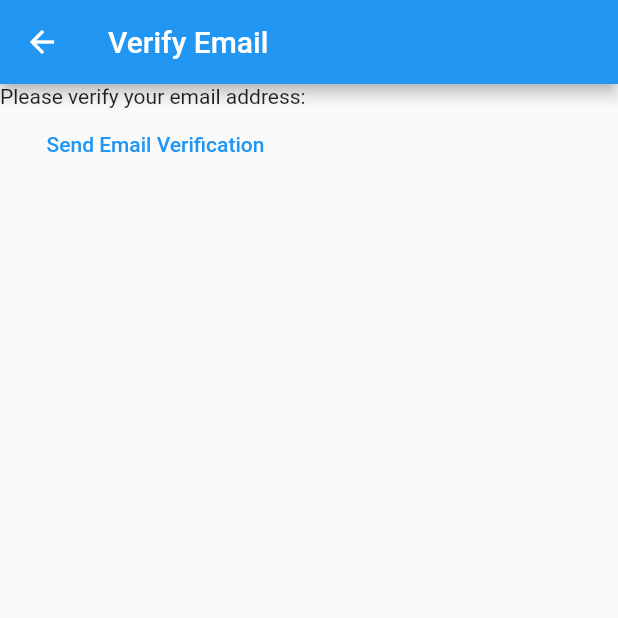
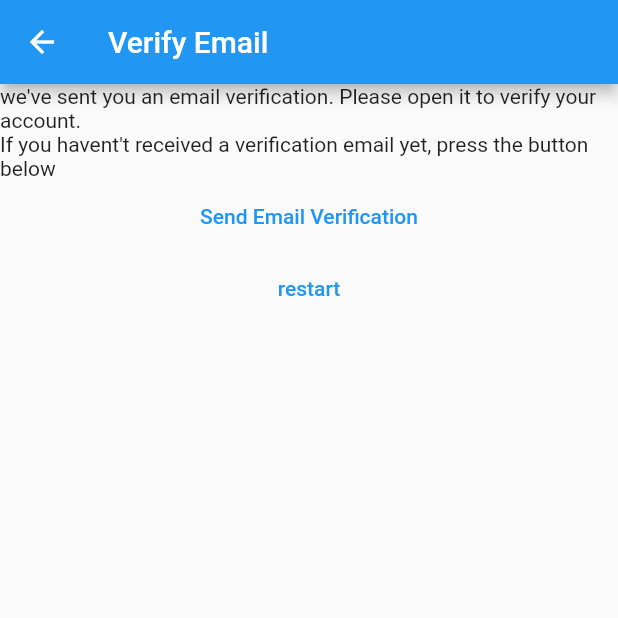
Before and after one commit to Vignesh-2811/surfernotes, a Flutter app: the VerifyEmailView screen opened directly, on a phone screen of 412 x 824 dp, the top half of it. Run offline on Flutter 3.47's test engine with Material 2 defaults, Android fonts, the light colour scheme and no system bars; our stand-ins replace firebase_auth, firebase_core; accounts and stored records are empty.

Commit message:
Bug Fixes

```diff
--- /dev/null
+++ b/lib/constants/routes.dart
@@ -0,0 +1,4 @@
+const loginRoute = '/login/';
+const registerRoute = '/register/';
+const notesRoute = '/notes/';
+const verifyEmailRoute = '/verify-email/';
--- a/lib/main.dart
+++ b/lib/main.dart
@@ -1,6 +1,7 @@
 import 'package:firebase_auth/firebase_auth.dart';
 import 'package:firebase_core/firebase_core.dart';
 import 'package:flutter/material.dart';
+import 'package:surfernotes/constants/routes.dart';
 import 'package:surfernotes/firebase_options.dart';
 import 'package:surfernotes/verify_email_view.dart';
 import 'package:surfernotes/views/login_view.dart';
@@ -19,6 +20,7 @@
         '/login/': (context) => const LoginView(),
         '/register/': (context) => const RegisterView(),
         '/notes/': (context) => const NotesView(),
+        verifyEmailRoute: (context) => const VerifyEmailView(),
       },
     ),
   );
--- a/lib/verify_email_view.dart
+++ b/lib/verify_email_view.dart
@@ -1,5 +1,6 @@
 import 'package:firebase_auth/firebase_auth.dart';
 import 'package:flutter/material.dart';
+import 'package:surfernotes/constants/routes.dart';
 
 class VerifyEmailView extends StatefulWidget {
   const VerifyEmailView({Key? key}) : super(key: key);
@@ -17,13 +18,26 @@
       ),
       body: Column(
         children: [
-          const Text('Please verify your email address: '),
+          const Text(
+              "we've sent you an email verification. Please open it to verify your account."),
+          const Text(
+              "If you havent't received a verification email yet, press the button below"),
           TextButton(
             onPressed: () async {
               final user = FirebaseAuth.instance.currentUser;
               await user?.sendEmailVerification();
             },
             child: const Text('Send Email Verification'),
+          ),
+          TextButton(
+            onPressed: () async {
+              await FirebaseAuth.instance.signOut();
+              Navigator.of(context).pushNamedAndRemoveUntil(
+                registerRoute,
+                (route) => false,
+              );
+            },
+            child: const Text('restart'),
           )
         ],
       ),
```
Also changed, not shown: lib/utilities/show_error_dialog.dart (added, +23 -0 lines), lib/views/login_view.dart (+19 -3 lines), lib/views/register_view.dart (+26 -5 lines).
